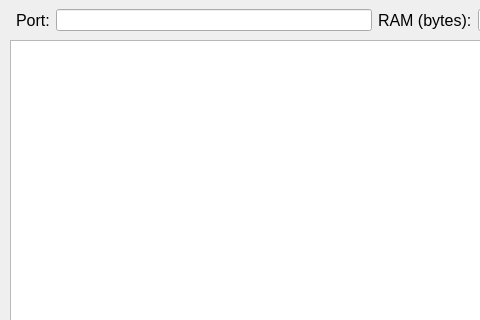
First picture: the form in Sources/mainwindow.ui, repository GabrielVL/c-text-editor, before the edit; both pictures show x 0 to 480 and y 0 to 320 of the 1226 by 793 pixel window.
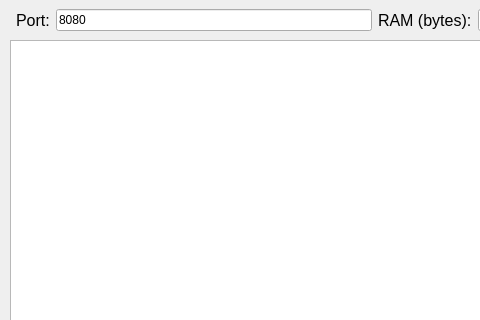
Second picture: the form after the edit.

Commit message: Reads multiple lines on editor

```diff
--- a/Sources/mainwindow.ui
+++ b/Sources/mainwindow.ui
@@ -113,7 +113,11 @@
       </widget>
      </item>
      <item>
-      <widget class="QLineEdit" name="PortLine"/>
+      <widget class="QLineEdit" name="PortLine">
+       <property name="text">
+        <string>8080</string>
+       </property>
+      </widget>
      </item>
      <item>
       <widget class="QLabel" name="label_2">
```
